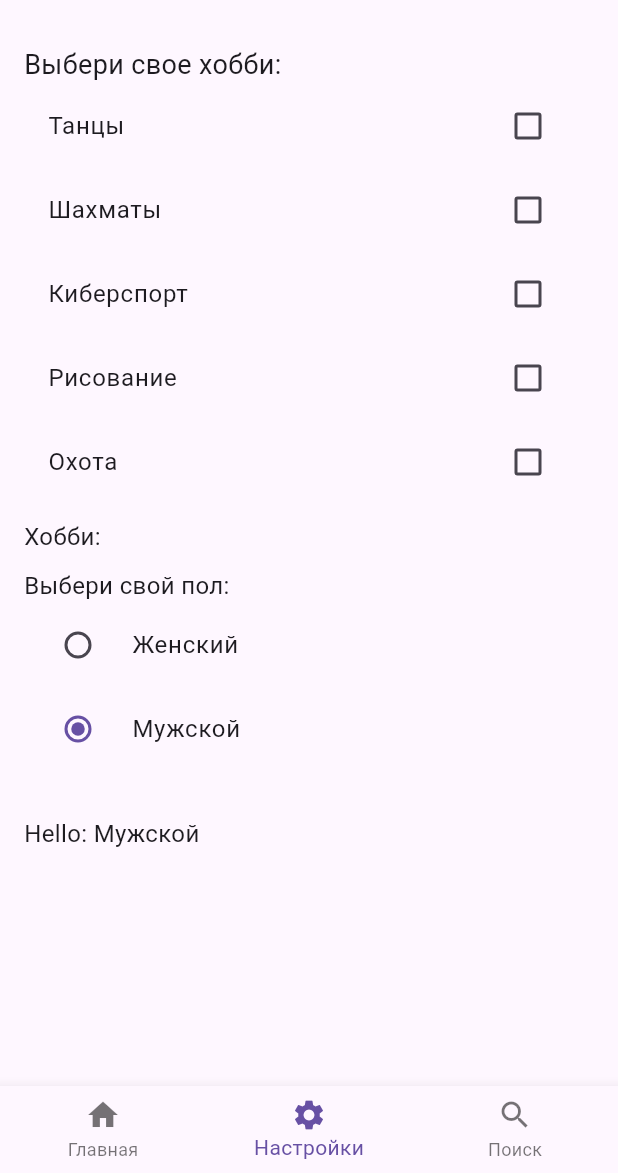
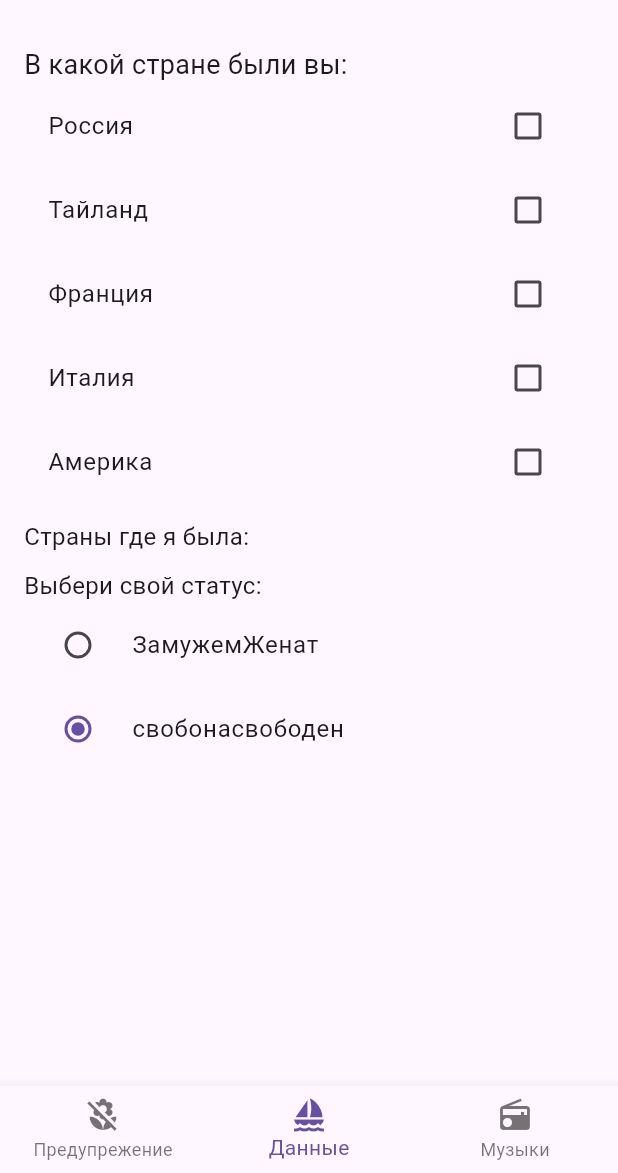
Before and after one commit to Abitaeva/5project, a Flutter app: the screen it shows after launch, item 2 of the bottom bar chosen, on a phone screen of 412 x 824 dp, the part 63-1236 px from its top. Run offline on Flutter 3.47's test engine with Material 3 defaults, Android fonts, the light colour scheme and no system bars.

Commit message:
Update main.dart

```diff
--- a/lib/main.dart
+++ b/lib/main.dart
@@ -88,16 +88,16 @@ class _NavigationState extends State<NavigationBar> {
         },
         items: [
           BottomNavigationBarItem(
-            icon: Icon(Icons.home),
-            label: 'Главная',
+            icon: Icon(Icons.macro_off),
+            label: 'Предупрежение',
           ),
           BottomNavigationBarItem(
-            icon: Icon(Icons.settings),
-            label: 'Настройки',
+            icon: Icon(Icons.sailing),
+            label: 'Данные',
           ),
           BottomNavigationBarItem(
-            icon: Icon(Icons.search),
-            label: 'Поиск',
+            icon: Icon(Icons.radio),
+            label: 'Музыки',
           ),
         ],
       ),
@@ -125,11 +125,11 @@ class _HomePageState extends State<HomePage> {
                 context: context,
                 builder: (BuildContext context) {
                   return AlertDialog(
-                    title: Text('Выборы 2020'),
+                    title: Text('Завтра концерт'),
                     content: Column(
                       mainAxisSize: MainAxisSize.min,
                       children: [
-                        Text('В голосуете за Токаева'),
+                        Text('Вам купить билет?'),
                         Row(
                           mainAxisAlignment: MainAxisAlignment.spaceAround,
                           children: [
@@ -160,7 +160,7 @@ class _HomePageState extends State<HomePage> {
             onPressed: () {
               ScaffoldMessenger.of(context).showSnackBar(
                 SnackBar(
-                  content: Text('Это твой рабочий стол'),
+                  content: Text('Это ваши данные'),
                   duration: Duration(seconds: 5),
                 ),
               );
@@ -235,62 +235,59 @@ class _MyHomePageState extends State<MyHomePage> {
             crossAxisAlignment: CrossAxisAlignment.start,
             children: [
               Text(
-                'Выбери свое хобби:',
+                'В какой стране были вы:',
                 style: TextStyle(fontSize: 18),
               ),
               CheckboxListTile(
-                title: Text('Танцы'),
-                value: hobbies.contains('Танцы'),
-                onChanged: (isChecked) => _updateHobbies('Танцы', isChecked),
+                title: Text('Россия'),
+                value: hobbies.contains('Россия'),
+                onChanged: (isChecked) => _updateHobbies('Россия', isChecked),
               ),
               CheckboxListTile(
-                title: Text('Шахматы'),
-                value: hobbies.contains('Шахматы'),
-                onChanged: (isChecked) => _updateHobbies('Шахматы', isChecked),
+                title: Text('Тайланд'),
+                value: hobbies.contains('Тайланд'),
+                onChanged: (isChecked) => _updateHobbies('Тайланд', isChecked),
               ),
               CheckboxListTile(
-                title: Text('Киберспорт'),
-                value: hobbies.contains('Киберспорт'),
-                onChanged: (isChecked) => _updateHobbies('Киберспорт', isChecked),
+                title: Text('Франция'),
+                value: hobbies.contains('Франция'),
+                onChanged: (isChecked) => _updateHobbies('Франция', isChecked),
               ),
               CheckboxListTile(
-                title: Text('Рисование'),
-                value: hobbies.contains('Рисование'),
+                title: Text('Италия'),
+                value: hobbies.contains('Италия'),
                 onChanged: (isChecked) =>
-                    _updateHobbies('Рисование', isChecked),
+                    _updateHobbies('Италия', isChecked),
               ),
               CheckboxListTile(
-                title: Text('Охота'),
-                value: hobbies.contains('Охота'),
-                onChanged: (isChecked) => _updateHobbies('Охота', isChecked),
+                title: Text('Америка'),
+                value: hobbies.contains('Америка'),
+                onChanged: (isChecked) => _updateHobbies('Америка', isChecked),
               ),
               SizedBox(height: 10),
               Text(
-                'Хобби: ${hobbies.join(", ")}',
+                'Страны где я была: ${hobbies.join(", ")}',
                 style: TextStyle(fontSize: 16),
               ),
               SizedBox(height: 10),
               Text(
-                'Выбери свой пол:',
+                'Выбери свой статус:',
                 style: TextStyle(fontSize: 16),
               ),
               RadioListTile<bool>(
-                title: Text('Женский'),
+                title: Text('Замужем\Женат'),
                 value: true,
                 groupValue: isFemale ?? false,
                 onChanged: _updateGender,
               ),
               RadioListTile<bool>(
-                title: Text('Мужской'),
+                title: Text('свобона\свободен'),
                 value: false,
                 groupValue: isFemale ?? false,
                 onChanged: _updateGender,
               ),
               SizedBox(height: 30),
-              Text(
-                'Hello: ${isFemale == true ? "Женский" : "Мужской"}',
-                style: TextStyle(fontSize: 16),
-              ),
+
             ],
           ),
         ),
@@ -310,20 +307,20 @@ class SearchPage extends StatelessWidget {
               child: ListView(
                 children: [
                   ListTile(
-                    leading: Icon(Icons.album),
-                    title: Text('Галерея'),
+                    leading: Icon(Icons.shop),
+                    title: Text('Онлай магазин'),
                   ),
                   ListTile(
-                    leading: Icon(Icons.phone),
-                    title: Text('Телефон'),
+                    leading: Icon(Icons.store),
+                    title: Text('Плеймаркет'),
                   ),
                   ListTile(
-                    leading: Icon(Icons.contacts),
-                    title: Text('Контакты'),
+                    leading: Icon(Icons.library_add),
+                    title: Text('Заметки'),
                   ),
                   ListTile(
-                    leading: Icon(Icons.settings),
-                    title: Text('Настройки'),
+                    leading: Icon(Icons.play_arrow_outlined),
+                    title: Text('Игры'),
                   ),
                   SizedBox(height: 10),
                   ElevatedButton(
@@ -337,13 +334,13 @@ class SearchPage extends StatelessWidget {
                               children: [
                                 Icon(Icons.album),
                                 SizedBox(width: 8),
-                                Text('Скриптонит'),
+                                Text('френк'),
                               ],
                             ),
                             content: Column(
                               mainAxisSize: MainAxisSize.min,
                               children: [
-                                Text('Самый лучший музыкант Скриптонит'),
+                                Text('Самый лучший Игрок'),
                                 Row(
                                   mainAxisAlignment:
                                       MainAxisAlignment.spaceAround,
@@ -352,13 +349,13 @@ class SearchPage extends StatelessWidget {
                                       onPressed: () {
                                         Navigator.of(context).pop();
                                       },
-                                      child: Text('Запустить'),
+                                      child: Text('посмотреть'),
                                     ),
                                     ElevatedButton(
                                       onPressed: () {
                                         Navigator.of(context).pop();
                                       },
-                                      child: Text('Остановить'),
+                                      child: Text('закрыть'),
                                     ),
                                   ],
                                 ),
@@ -381,52 +378,52 @@ class SearchPage extends StatelessWidget {
                         TableRow(
                           children: [
                             TableCell(
-                              child: Center(child: Text('Музыка')),
+                              child: Center(child: Text('Игры')),
                             ),
                             TableCell(
-                              child: Center(child: Text('Певец')),
+                              child: Center(child: Text('Игрок')),
                             ),
                             TableCell(
-                              child: Center(child: Text('Год')),
+                              child: Center(child: Text('Награды')),
                             ),
                           ],
                         ),
                         TableRow(
                           children: [
                             TableCell(
-                              child: Center(child: Text('Это любовь')),
+                              child: Center(child: Text('SubwayS')),
                             ),
                             TableCell(
-                              child: Center(child: Text('Скриптонит')),
+                              child: Center(child: Text('Lessy')),
                             ),
                             TableCell(
-                              child: Center(child: Text('2015')),
+                              child: Center(child: Text('27')),
                             ),
                           ],
                         ),
                         TableRow(
                           children: [
                             TableCell(
-                              child: Center(child: Text('О ней')),
+                              child: Center(child: Text('Royalmatch')),
                             ),
                             TableCell(
-                              child: Center(child: Text('Farik')),
+                              child: Center(child: Text('Nazyken')),
                             ),
                             TableCell(
-                              child: Center(child: Text('2016')),
+                              child: Center(child: Text('33')),
                             ),
                           ],
                         ),
                         TableRow(
                           children: [
                             TableCell(
-                              child: Center(child: Text('Жар-Жар')),
+                              child: Center(child: Text('Fishes')),
                             ),
                             TableCell(
-                              child: Center(child: Text('Досмукасан')),
+                              child: Center(child: Text('Nazerke')),
                             ),
                             TableCell(
-                              child: Center(child: Text('1997')),
+                              child: Center(child: Text('19')),
                             ),
                           ],
                         ),
```
